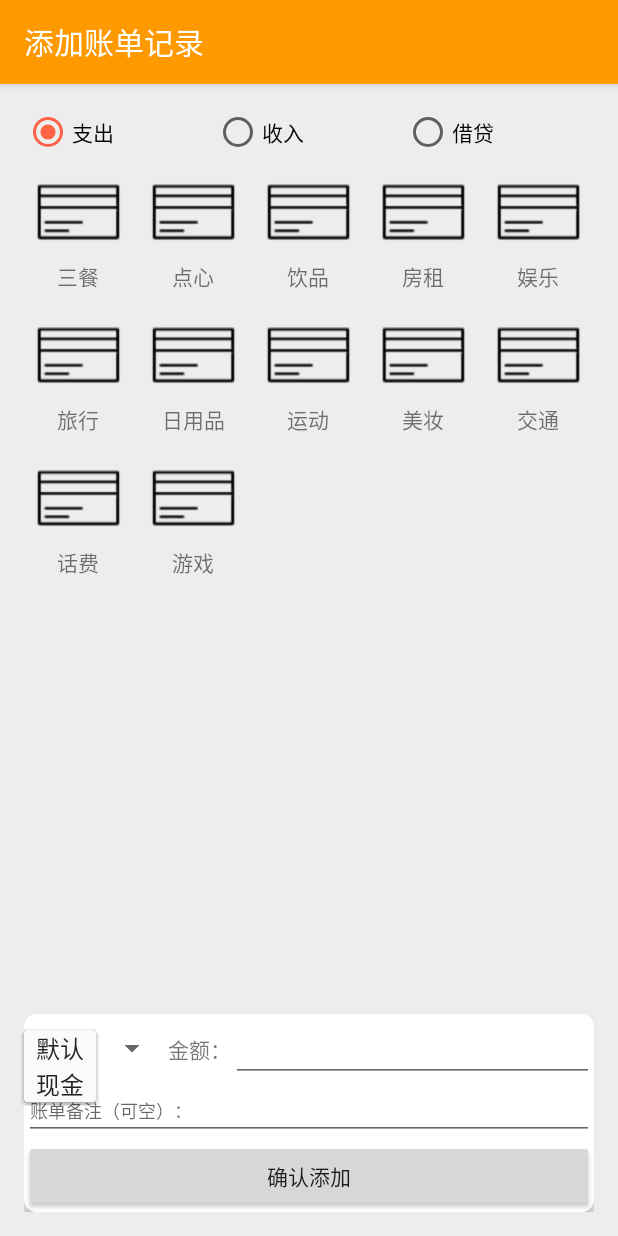
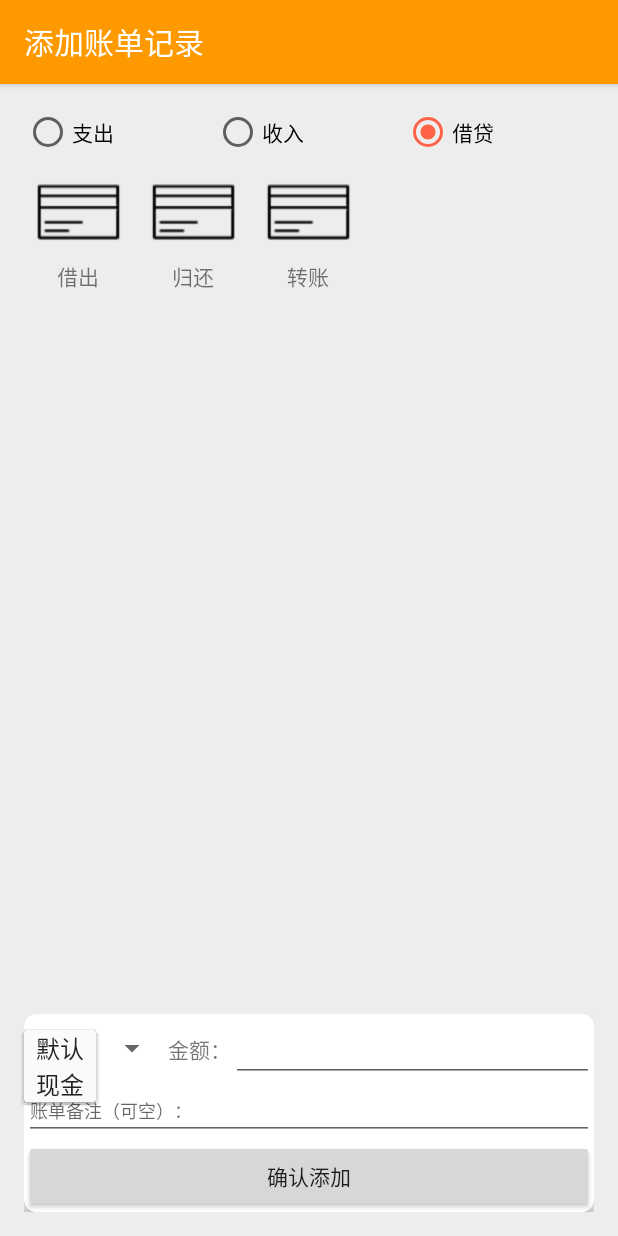
Before and after one commit to iwxyi/Poorrow, an Android app: the RecordActivity screen opened directly, with no data from a screen before it, after a tap on "默认", on a phone screen of 412 x 824 dp. Run offline under Robolectric (Android 15) with nearby library versions, the phone set to English and light mode, and no system bars; 3 other taps on this screen came first.

Commit message:
实现三种种类的切换

```diff
--- a/app/src/main/java/com/iwxyi/MyKindApdapter.java
+++ b/app/src/main/java/com/iwxyi/MyKindApdapter.java
@@ -47,6 +47,7 @@ public class MyKindApdapter extends BaseAdapter {
             holder.iv = (ImageView) convertView.findViewById(R.id.iv_icon);
             holder.tv = (TextView) convertView.findViewById(R.id.tv_name);
             holder.tv.setText(name);
+            holder.iv.setImageResource(nameToImage(name));
         } else {
             holder = (ViewHolder) convertView.getTag();
         }
@@ -56,6 +57,15 @@ public class MyKindApdapter extends BaseAdapter {
         return convertView; // 每次都忘记修改null，真气人
     }
 
+    /**
+     * 种类名字转换成图片路径名
+     * @param name 种类名字
+     * @return
+     */
+    private int nameToImage(String name) {
+        return R.drawable.ic_card;
+    }
+
     class ViewHolder {
         ImageView iv;
         TextView tv;
--- a/app/src/main/java/com/iwxyi/RecordActivity.java
+++ b/app/src/main/java/com/iwxyi/RecordActivity.java
@@ -2,8 +2,9 @@ package com.iwxyi;
 
 import android.os.Bundle;
 import android.support.v7.app.AppCompatActivity;
-import android.support.v7.widget.RecyclerView;
 import android.view.View;
+import android.widget.AdapterView;
+import android.widget.AdapterView.OnItemClickListener;
 import android.widget.ArrayAdapter;
 import android.widget.Button;
 import android.widget.EditText;
@@ -15,7 +16,8 @@ import android.widget.Toast;
 import java.io.IOException;
 import java.util.ArrayList;
 
-public class RecordActivity extends AppCompatActivity implements View.OnClickListener {
+public class RecordActivity extends AppCompatActivity implements View.OnClickListener, OnItemClickListener {
+
     private RadioButton mSpendingRb;
     private RadioButton mIncomeRb;
     private RadioButton mBorrowingRb;
@@ -24,6 +26,9 @@ public class RecordActivity extends AppCompatActivity implements View.OnClickLis
     private EditText mAmountEv;
     private EditText mNoteEv;
     private Button mSubmitBtn;
+
+    private String[] kindList;
+    private int kindChoosing;
 
     @Override
     protected void onCreate(Bundle savedInstanceState) {
@@ -43,21 +48,12 @@ public class RecordActivity extends AppCompatActivity implements View.OnClickLis
         mAmountEv = (EditText) findViewById(R.id.ev_amount);
         mNoteEv = (EditText) findViewById(R.id.ev_note);
         mSubmitBtn = (Button) findViewById(R.id.btn_submit);
+        mKindGv.setOnItemClickListener(this);
         mSubmitBtn.setOnClickListener(this);
 
         // 初始化种类
-        int a = SettingsUtil.getInt(getApplicationContext(), "recent");
-        if (a == 1) { // 收入
-            mIncomeRb.setChecked(true);
-            SetGVAdapter("kinds_income.txt", "工资\n理财\n捡到\n礼物");
-        } else if (a == 2) { // 借贷
-            mBorrowingRb.setChecked(true);
-            SetGVAdapter("kinds_borrowing.txt", "借出\n归还\n转账");
-        } else { // 支出
-            mSpendingRb.setChecked(true);
-            SetGVAdapter("kinds_spending.txt", "三餐\n点心\n饮品\n房租\n娱乐\n旅行\n日用品\n运动\n美妆\n交通\n话费\n游戏");
-        }
-
+        int a = SettingsUtil.getInt(getApplicationContext(), "record_kind");
+        emitGVAdapter(a);
     }
 
     private void initData() {
@@ -78,11 +74,27 @@ public class RecordActivity extends AppCompatActivity implements View.OnClickLis
         mCardSp.setAdapter(cardAdapter);
     }
 
-    private void SetGVAdapter(String fileName, String def) {
+    private void emitGVAdapter(int x) {
+        String fileName, def;
+        if (x == 1) { // 收入
+            mIncomeRb.setChecked(true);
+            fileName = "kinds_income.txt";
+            def = "工资\n理财\n捡到\n礼物";
+        } else if (x == 2) { // 借贷
+            mBorrowingRb.setChecked(true);
+            fileName = "kinds_borrowing.txt";
+            def = "借出\n归还\n转账";
+        } else /*x == 0*/ { // 支出
+            mSpendingRb.setChecked(true);
+            fileName = "kinds_spending.txt";
+            def = "三餐\n点心\n饮品\n衣服\n房租\n娱乐\n旅行\n日用品\n运动\n美妆\n交通\n话费\n游戏";
+        }
+//        Toast.makeText(this, def, Toast.LENGTH_SHORT).show();
         // 读取消费种类的类型
         String kindString = null;
+        kindChoosing = -1;
         try {
-            kindString = FileUtil.readTextVals("kinds_spending.txt");
+            kindString = FileUtil.readTextVals(fileName);
         } catch (IOException e) {
             e.printStackTrace();
         }
@@ -90,9 +102,9 @@ public class RecordActivity extends AppCompatActivity implements View.OnClickLis
             kindString = def;
             FileUtil.writeTextVals(fileName, kindString);
         }
-        String[] kindType = kindString.split("\n");
+        kindList = kindString.split("\n");
         ArrayList<String> kindArray = new ArrayList();
-        for (String s : kindType) { // 不知道该怎么转换，就只能用循环一个个遍历啦
+        for (String s : kindList) { // 不知道该怎么转换，就只能用循环一个个遍历啦
             kindArray.add(s);
         }
         MyKindApdapter kindApdapter = new MyKindApdapter(this, kindArray);
@@ -108,8 +120,25 @@ public class RecordActivity extends AppCompatActivity implements View.OnClickLis
                 }
 
                 break;
+            case R.id.rb_spending :
+                emitGVAdapter(0);
+                SettingsUtil.setVal(getApplicationContext(), "record_kind", 0);
+                break;
+            case R.id.rb_income :
+                emitGVAdapter(1);
+                SettingsUtil.setVal(getApplicationContext(), "record_kind", 1);
+                break;
+            case R.id.rb_borrowing :
+                SettingsUtil.setVal(getApplicationContext(), "record_kind", 2);
+                emitGVAdapter(2);
+                break;
             default:
                 break;
         }
     }
+
+    @Override
+    public void onItemClick(AdapterView<?> parent, View view, int position, long id) {
+
+    }
 }
--- a/app/src/main/java/com/iwxyi/SettingsUtil.java
+++ b/app/src/main/java/com/iwxyi/SettingsUtil.java
@@ -20,21 +20,18 @@ public class SettingsUtil {
         edit.commit();
     }
 
-    public static int getInt(Context ct, String key) {
-        if (ct == null) {
-            return 0;
-        }
-        SharedPreferences sp = ct.getSharedPreferences("config", 0);
-        String rst = sp.getString(key, "");
-        if ("".equals(rst))
-            return 0;
-        return Integer.parseInt(rst);
-    }
-
     public static void setVal(Context ct, String key, int val) {
         SharedPreferences sp = ct.getSharedPreferences("config", 0);
         SharedPreferences.Editor edit = sp.edit();
         edit.putInt(key, val);
         edit.commit();
     }
+
+    public static int getInt(Context ct, String key) {
+        if (ct == null) {
+            return 0;
+        }
+        SharedPreferences sp = ct.getSharedPreferences("config", 0);
+        return sp.getInt(key, 0);
+    }
 }
--- a/app/src/main/res/layout/activity_record.xml
+++ b/app/src/main/res/layout/activity_record.xml
@@ -25,21 +25,24 @@
             android:layout_width="0dp"
             android:layout_weight="1"
             android:layout_height="wrap_content"
-            android:text="@string/spending"/>
+            android:text="@string/spending"
+            android:onClick="onClick"/>
 
         <RadioButton
             android:id="@+id/rb_income"
             android:layout_width="0dp"
             android:layout_weight="1"
             android:layout_height="wrap_content"
-            android:text="@string/income" />
+            android:text="@string/income"
+            android:onClick="onClick"/>
 
         <RadioButton
             android:id="@+id/rb_borrowing"
             android:layout_width="0dp"
             android:layout_weight="1"
             android:layout_height="wrap_content"
-            android:text="@string/borrowing" />
+            android:text="@string/borrowing"
+            android:onClick="onClick"/>
 
     </RadioGroup>
 
```
Also changed, not shown: app/src/main/res/layout/fragment_bill.xml (+4 -6 lines).
